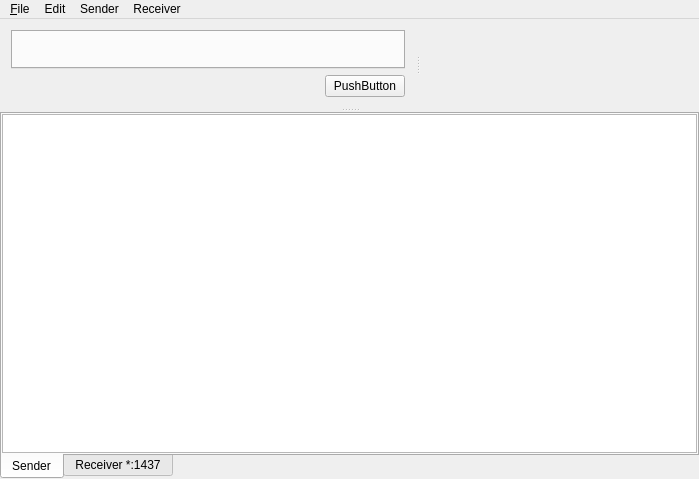
First picture: the form in GuiApplication/MainWindow.ui, repository hl7workbench/hl7workbench, before the edit.
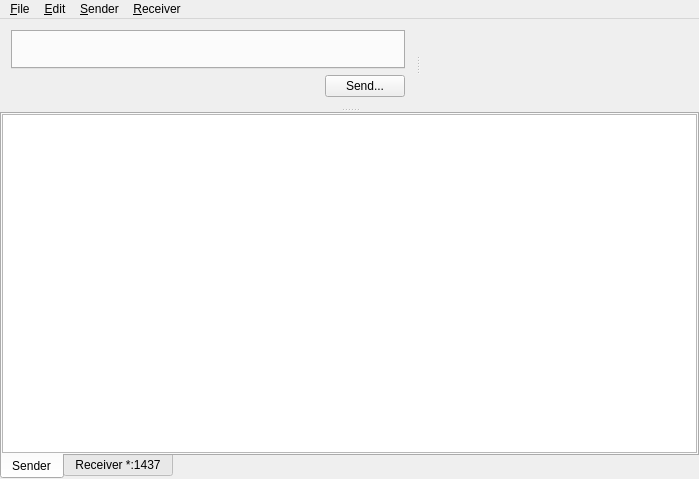
Second picture: the form after the edit. Icons and pictures are not drawn. Custom widgets are drawn as their Qt base class.

Commit message:
Main menu design update
Theme icons
Common shortcuts
Reworked action naming convention

Patch:
```diff
--- a/GuiApplication/MainWindow.ui
+++ b/GuiApplication/MainWindow.ui
@@ -87,7 +87,13 @@
                <item>
                 <widget class="QPushButton" name="pushButton">
                  <property name="text">
-                  <string>PushButton</string>
+                  <string>Send...</string>
+                 </property>
+                 <property name="icon">
+                  <iconset theme="media-playback-start"/>
+                 </property>
+                 <property name="shortcut">
+                  <string>F5</string>
                  </property>
                 </widget>
                </item>
@@ -190,7 +196,7 @@
    </widget>
    <widget class="QMenu" name="menuEdit">
     <property name="title">
-     <string>Edit</string>
+     <string>&amp;Edit</string>
     </property>
     <addaction name="actionUndo"/>
     <addaction name="actionRedo"/>
@@ -205,13 +211,13 @@
    </widget>
    <widget class="QMenu" name="menuSender">
     <property name="title">
-     <string>Sender</string>
+     <string>&amp;Sender</string>
     </property>
     <addaction name="actionSend_Message"/>
    </widget>
    <widget class="QMenu" name="menuReceiver">
     <property name="title">
-     <string>Receiver</string>
+     <string>&amp;Receiver</string>
     </property>
     <addaction name="actionCreate_New_Receiver"/>
    </widget>
```
Left out of the diff: 192 changed lines with no effect on the pictures. The commit also changes 1 other file.
